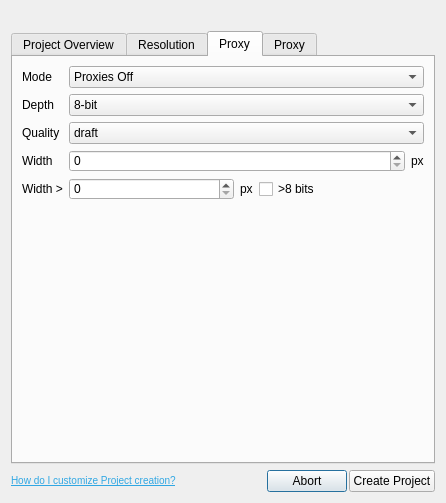
Before: the Qt Designer form resources/project_create_dialog.ui in shotgunsoftware/tk-flame, drawn with Qt 5.
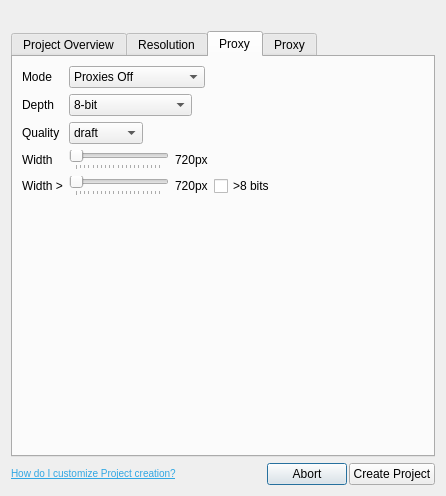
After: the same form once the commit is applied. The open tabs and pages were chosen to show the change. Icons and pictures are not drawn.

What changed in the file:
```diff
--- a/resources/project_create_dialog.ui
+++ b/resources/project_create_dialog.ui
@@ -7,7 +7,7 @@
     <x>0</x>
     <y>0</y>
     <width>446</width>
-    <height>503</height>
+    <height>496</height>
    </rect>
   </property>
   <property name="windowTitle">
@@ -425,6 +425,9 @@
        <string>Proxy</string>
       </attribute>
       <layout class="QFormLayout" name="formLayout">
+       <property name="fieldGrowthPolicy">
+        <enum>QFormLayout::FieldsStayAtSizeHint</enum>
+       </property>
        <item row="0" column="0">
         <widget class="QLabel" name="proxy_depth_label_2">
          <property name="text">
@@ -527,25 +530,52 @@
        <item row="3" column="1">
         <layout class="QHBoxLayout" name="horizontalLayout_6">
          <item>
-          <widget class="QSpinBox" name="proxy_width">
+          <widget class="QSlider" name="proxy_width_hint">
+           <property name="sizePolicy">
+            <sizepolicy hsizetype="Preferred" vsizetype="Fixed">
+             <horstretch>0</horstretch>
+             <verstretch>0</verstretch>
+            </sizepolicy>
+           </property>
+           <property name="minimumSize">
+            <size>
+             <width>100</width>
+             <height>0</height>
+            </size>
+           </property>
+           <property name="minimum">
+            <number>24</number>
+           </property>
            <property name="maximum">
-            <number>65536</number>
+            <number>8192</number>
            </property>
            <property name="singleStep">
-            <number>16</number>
+            <number>4</number>
+           </property>
+           <property name="pageStep">
+            <number>400</number>
+           </property>
+           <property name="orientation">
+            <enum>Qt::Horizontal</enum>
+           </property>
+           <property name="tickPosition">
+            <enum>QSlider::TicksBelow</enum>
+           </property>
+           <property name="tickInterval">
+            <number>400</number>
            </property>
           </widget>
          </item>
          <item>
           <widget class="QLabel" name="proxy_width_label">
            <property name="sizePolicy">
-            <sizepolicy hsizetype="Fixed" vsizetype="Preferred">
+            <sizepolicy hsizetype="Expanding" vsizetype="Preferred">
              <horstretch>0</horstretch>
              <verstretch>0</verstretch>
             </sizepolicy>
            </property>
            <property name="text">
-            <string>px</string>
+            <string>720px</string>
            </property>
           </widget>
          </item>
@@ -561,25 +591,52 @@
        <item row="4" column="1">
         <layout class="QHBoxLayout" name="horizontalLayout_7">
          <item>
-          <widget class="QSpinBox" name="proxy_min_width">
+          <widget class="QSlider" name="proxy_min_frame_size">
+           <property name="sizePolicy">
+            <sizepolicy hsizetype="Preferred" vsizetype="Fixed">
+             <horstretch>0</horstretch>
+             <verstretch>0</verstretch>
+            </sizepolicy>
+           </property>
+           <property name="minimumSize">
+            <size>
+             <width>100</width>
+             <height>0</height>
+            </size>
+           </property>
+           <property name="minimum">
+            <number>24</number>
+           </property>
            <property name="maximum">
-            <number>65536</number>
+            <number>8192</number>
            </property>
            <property name="singleStep">
-            <number>16</number>
+            <number>4</number>
+           </property>
+           <property name="pageStep">
+            <number>400</number>
+           </property>
+           <property name="orientation">
+            <enum>Qt::Horizontal</enum>
+           </property>
+           <property name="tickPosition">
+            <enum>QSlider::TicksBelow</enum>
+           </property>
+           <property name="tickInterval">
+            <number>400</number>
            </property>
           </widget>
          </item>
          <item>
           <widget class="QLabel" name="proxy_min_width_label">
            <property name="sizePolicy">
-            <sizepolicy hsizetype="Fixed" vsizetype="Preferred">
+            <sizepolicy hsizetype="Expanding" vsizetype="Preferred">
              <horstretch>0</horstretch>
              <verstretch>0</verstretch>
             </sizepolicy>
            </property>
            <property name="text">
-            <string>px</string>
+            <string>720px</string>
            </property>
           </widget>
          </item>
```
Left out of the diff: 4 changed lines with no effect on the pictures.
